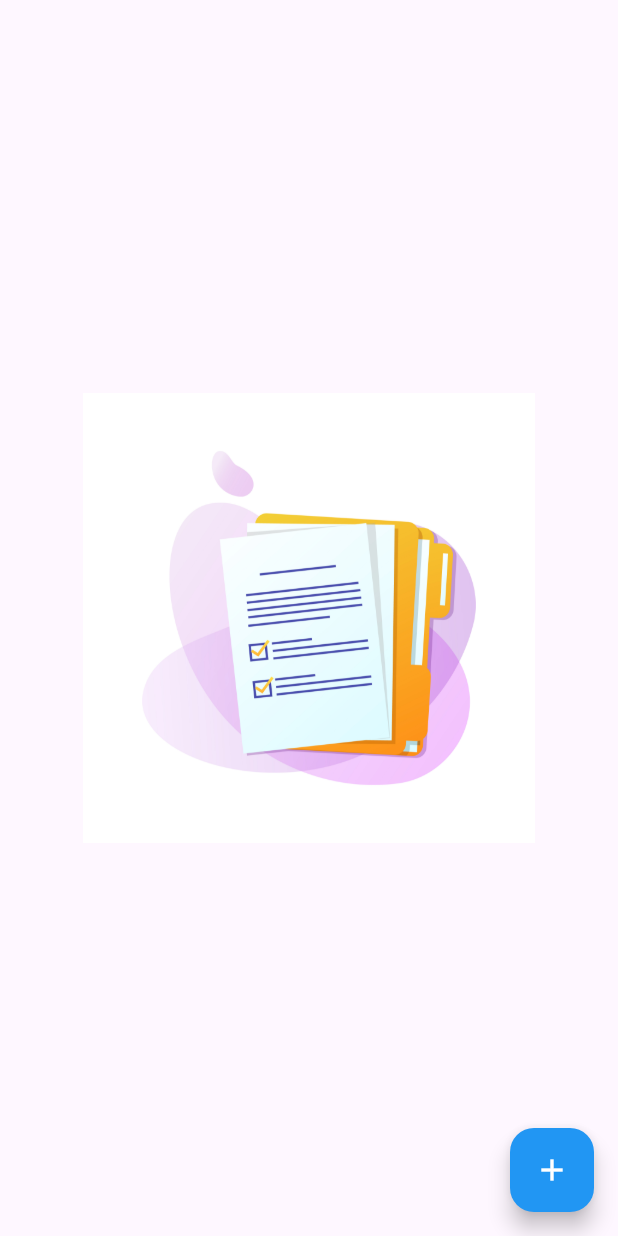
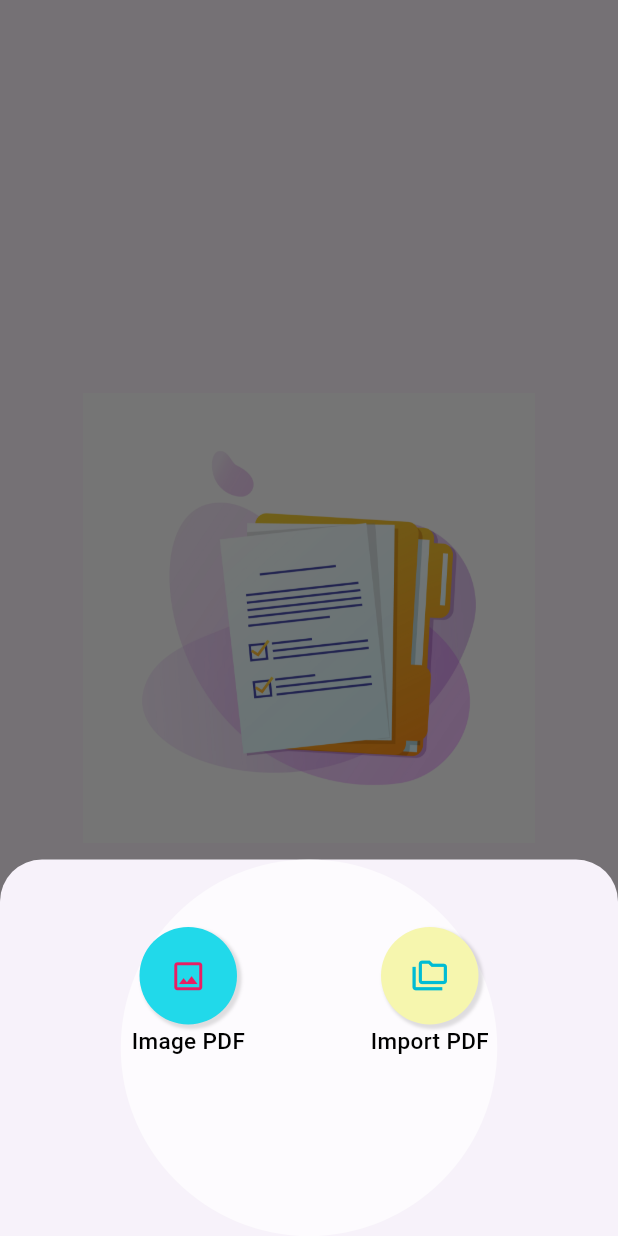
Before and after one commit to Dilshan189/Flutter_pdfviwerProject, a Flutter app: the favorite screen opened directly, after a tap on the "add" icon, on a phone screen of 412 x 824 dp. Run offline on Flutter 3.47's test engine with Material 3 defaults, Android fonts, the phone set to English and light mode, and no system bars; our stand-ins replace device_info_plus, file_picker, gap, get, image_picker, lottie and 5 more; missing offline and left inert: external_path, media_scanner, pdf_thumbnail, pdfx; accounts and stored records are empty; project files that could hold a hidden picture were left out.

```diff
--- /dev/null
+++ b/lib/floatingactionbutton/floationactionbutton.dart
@@ -0,0 +1,181 @@
+import 'package:file_picker/file_picker.dart';
+import 'package:flutter/material.dart';
+import 'package:image_picker/image_picker.dart';
+import 'package:permission_handler/permission_handler.dart';
+
+import '../homepage/pdf_screen.dart';
+import '../tools_page/images_list.dart';
+import '../tools_page/selected_images.dart';
+
+class actionbutton extends StatefulWidget {
+  const actionbutton({super.key});
+
+  @override
+  State<actionbutton> createState() => _AllfloatingactionbuttonState();
+}
+
+class _AllfloatingactionbuttonState extends State<actionbutton> {
+
+  List cateNames = [
+    "Image PDF",
+    "Import PDF",
+  ];
+
+  List<Color> cateColors = [
+    const Color(0xFF21D9EA),
+    const Color(0xFFF6F6AE),
+  ];
+
+  List<Icon> cateIcons = [
+    const Icon(Icons.image_outlined, color: Colors.pink, size: 25),
+    const Icon(Icons.folder_copy_outlined, color: Colors.cyan, size: 25),
+  ];
+
+  ///File Picker Tools//////////////////////////////////////////////////////////
+
+  List<PlatformFile>? selectedFiles;
+
+  void pickFiles(BuildContext context) async {
+  FilePickerResult? result = await FilePicker.platform.pickFiles(
+  type: FileType.custom,
+  allowedExtensions: ['pdf'],
+  );
+
+  if (result != null && result.files.isNotEmpty) {
+  setState(() {
+  selectedFiles = result.files;
+  });
+
+  var path = selectedFiles!.first.path;
+  if (path != null) {
+  Navigator.push(context, MaterialPageRoute(
+  builder: (context) => PDFScreen(index: 0, path: path,pdfPath: path, pdfName: path.split('/').last),
+  ),
+  );
+  }
+  } else {
+
+  }
+  }
+
+  ///Image Picker Tools ////////////////////////////////////////////////////////
+
+  ImagesList imagesList = ImagesList();
+
+  Future<PermissionStatus> storagePermissionStatus() async {
+  PermissionStatus storagePermissionStatus = await Permission.manageExternalStorage.status;
+
+  if (!storagePermissionStatus.isGranted) {
+  await Permission.manageExternalStorage.request();
+  }
+
+  storagePermissionStatus = await Permission.manageExternalStorage.status;
+
+  return storagePermissionStatus;
+  }
+
+  Future<void> pickGalleryImage() async {
+  PermissionStatus status = await storagePermissionStatus();
+
+  if (status.isGranted) {
+  final ImagePicker picker = ImagePicker();
+  final List<XFile> images = await picker.pickMultiImage();
+
+  if (images.isNotEmpty) {
+  imagesList.clearImagesList();
+  imagesList.imagePaths.addAll(images);
+
+  if (!mounted) return;
+  Navigator.push(
+  context,
+  MaterialPageRoute(
+  builder: (context) =>  SelectedImages(),
+  ),
+  );
+  }
+  }
+  }
+
+
+  @override
+  Widget build(BuildContext context) {
+
+    return Container(
+          decoration: const BoxDecoration(
+          shape: BoxShape.circle,
+          color: Colors.white70,
+        ),
+        child: Padding(
+        padding: const EdgeInsets.all(45),
+        child: Column(
+          mainAxisAlignment: MainAxisAlignment.end,
+          crossAxisAlignment: CrossAxisAlignment.center,
+          mainAxisSize: MainAxisSize.min,
+
+        children: [
+          GridView.builder(
+       itemCount: cateNames.length,
+       shrinkWrap: true,
+        physics: const NeverScrollableScrollPhysics(),
+       gridDelegate: const SliverGridDelegateWithFixedCrossAxisCount(
+       crossAxisCount: 2,
+       childAspectRatio: 1.0,
+    ),
+
+    itemBuilder: (context, index) {
+       return GestureDetector(
+          onTap: () async {
+           switch (index) {
+
+           case 0:
+             await pickGalleryImage();
+             break;
+
+
+          default:
+            pickFiles(context);
+            break;
+
+       }
+    },
+    child: Column(
+
+       children: [
+
+         Container(
+           height: 65,
+           width: 75,
+           decoration: BoxDecoration(
+             color: cateColors[index],
+             shape: BoxShape.circle,
+             boxShadow: const [BoxShadow(
+               color: Colors.black12,
+               blurRadius: 1,
+               spreadRadius: 1,
+               offset: Offset(2, 2),
+             )
+             ],
+           ),
+    child: Center(child: cateIcons[index],
+    ),
+         ),
+
+    Center(
+      child: Text(cateNames[index],
+      style: const TextStyle(fontSize: 15,
+        fontWeight: FontWeight.w500,
+        color: Colors.black,
+      ),
+    ),
+    ),
+       ],
+    ),
+       );
+       },
+          ),
+        ],
+        ),
+        ),
+    );
+  }
+}
--- a/lib/models/file_item.dart
+++ /dev/null
@@ -1 +0,0 @@
-// TODO Implement this library.
--- a/lib/test_page/favorite.dart
+++ b/lib/test_page/favorite.dart
@@ -1,8 +1,15 @@
 import 'package:flutter/material.dart';
 
-class favorite extends StatelessWidget {
+import '../floatingactionbutton/floationactionbutton.dart';
+
+class favorite extends StatefulWidget {
   const favorite({super.key});
 
+  @override
+  State<favorite> createState() => _favoriteState();
+}
+
+class _favoriteState extends State<favorite> {
   @override
   Widget build(BuildContext context) {
     return Scaffold(
@@ -12,7 +19,14 @@ class favorite extends StatelessWidget {
           height: 300,),
       ),
       floatingActionButton: FloatingActionButton(
-        onPressed: (){},
+        onPressed: (){
+          showModalBottomSheet(
+            context: context,
+            builder: (BuildContext context) {
+              return const actionbutton();
+            },
+          );
+        },
         backgroundColor: Colors.blue,
         child: const Icon(Icons.add,color:Colors.white),
       ),
--- a/lib/test_page/test.dart
+++ b/lib/test_page/test.dart
@@ -116,7 +116,7 @@ class _ToolsState extends State<tools> {
         Navigator.push(
           context,
           MaterialPageRoute(
-            builder: (context) => const SelectedImages(),
+            builder: (context) => SelectedImages(),
           ),
         );
       }
@@ -149,7 +149,7 @@ class _ToolsState extends State<tools> {
                       case 0:
                         Navigator.push(
                           context,
-                          MaterialPageRoute(builder: (context) => const marge()),
+                          MaterialPageRoute(builder: (context) => const Marge()),
                         );
                         break;
 
--- a/pubspec.yaml
+++ b/pubspec.yaml
@@ -58,9 +58,13 @@ dependencies:
   path: ^1.8.2
   sqflite: ^2.3.3
   image:
-  pdf:
+  #pdf:
   media_scanner:
   gap:
+  pdf_thumbnail: ^0.1.6+1
+  pdf_merger: ^0.0.6
+  pdf_image_renderer: ^0.7.0
+  pdf: ^3.6.0
 
 
 
```
Also changed, not shown: lib/service/database_service.dart (+9 -11 lines), lib/test_page/bottom_sheet.dart (+68 -25 lines), lib/test_page/browserpage.dart (+24 -7 lines), lib/test_page/recent.dart (+55 -15 lines), lib/tools_page/marge.dart (+65 -37 lines), lib/tools_page/selected_images.dart (+10 -1 lines), lib/model/pdftask.dart (renamed from lib/model/task.dart), pubspec.lock.
